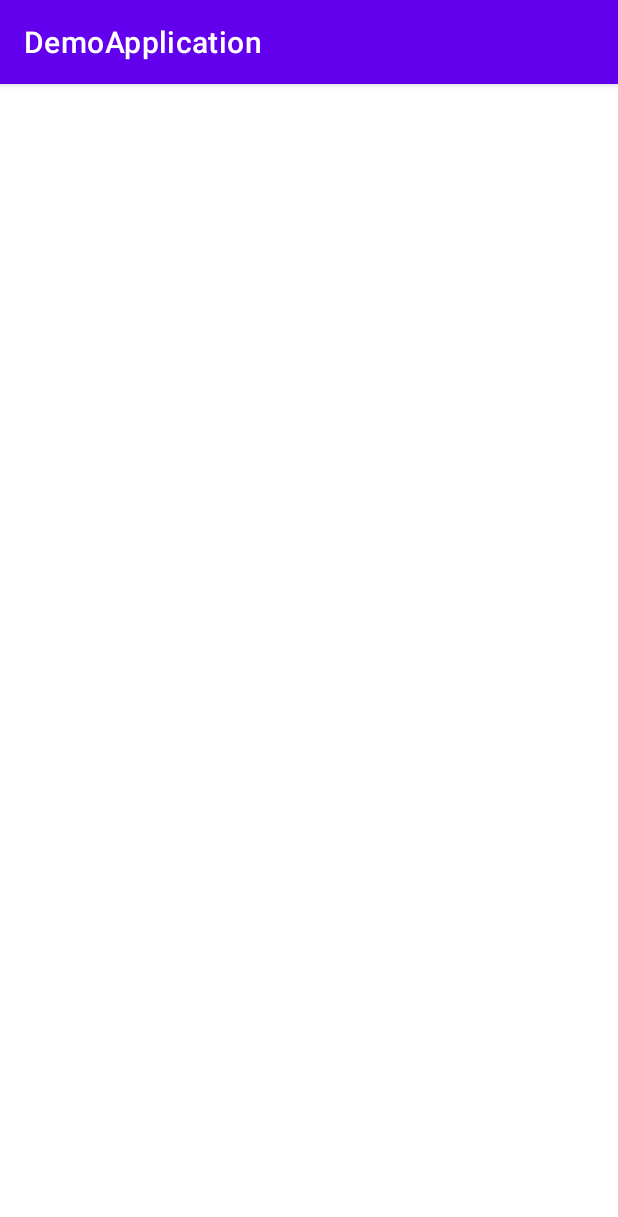
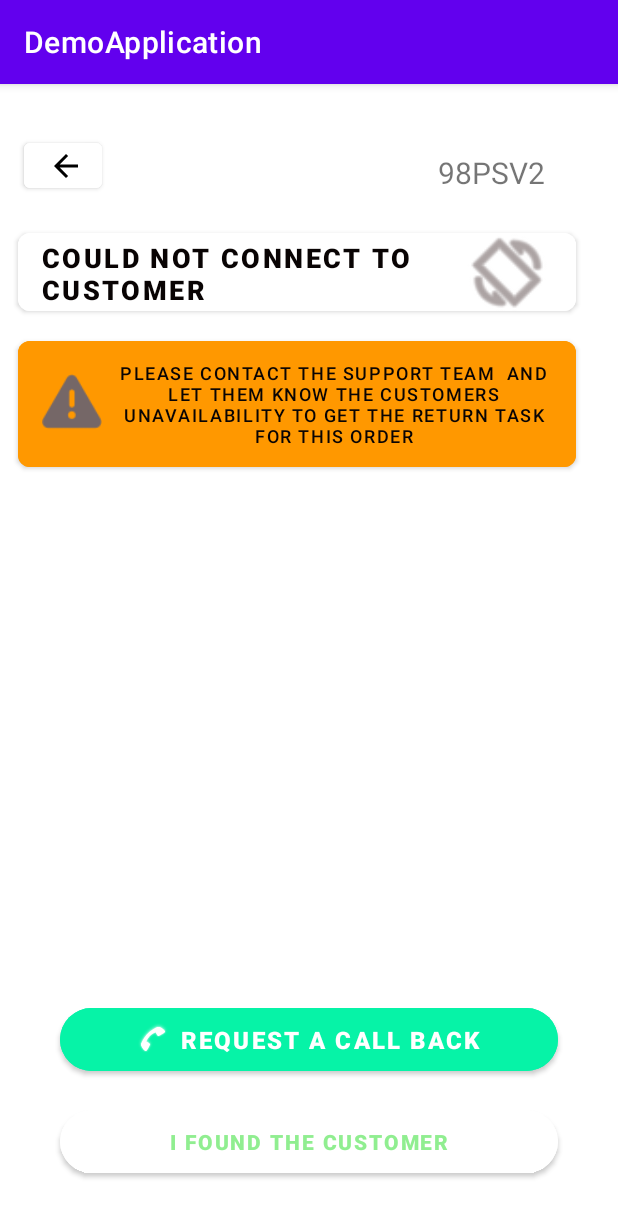
Before and after one commit to jaidunzogit/Demo-app, an Android app: the screen it shows after launch (MainActivity2), on a phone screen of 412 x 824 dp. Shown: the top 1217 px of the screen. Run offline under Robolectric (Android 15) with nearby library versions, the phone set to English and light mode, and no system bars.

Commit message:
Copied the UI

```diff
--- a/app/build.gradle
+++ b/app/build.gradle
@@ -41,4 +41,5 @@ dependencies {
     testImplementation 'junit:junit:4.13.2'
     androidTestImplementation 'androidx.test.ext:junit:1.1.5'
     androidTestImplementation 'androidx.test.espresso:espresso-core:3.5.1'
+    implementation 'androidx.fragment:fragment-ktx:1.5.5'
 }
--- a/app/src/main/java/com/learn/demoapplication/Fragment1.kt
+++ b/app/src/main/java/com/learn/demoapplication/Fragment1.kt
@@ -10,7 +10,7 @@ import androidx.fragment.app.Fragment
 class Fragment1: Fragment() {
 
 
-    val msg = "Fragment1 :"
+    val msg = "Track :"
 
     override fun onCreate(savedInstanceState: Bundle?) {
         super.onCreate(savedInstanceState)
--- a/app/src/main/java/com/learn/demoapplication/MainActivity.kt
+++ b/app/src/main/java/com/learn/demoapplication/MainActivity.kt
@@ -4,12 +4,13 @@ import android.content.Intent
 import androidx.appcompat.app.AppCompatActivity
 import android.os.Bundle
 import android.util.Log
-
+import androidx.fragment.app.add
+import androidx.fragment.app.commit
 
 
 class MainActivity : AppCompatActivity() {
 
-    val msg:String = "MAIN ACTIVITY :"
+    val msg:String = "Track :"
 
     override fun onStart() {
         super.onStart()
@@ -26,6 +27,16 @@ class MainActivity : AppCompatActivity() {
         super.onCreate(savedInstanceState)
         setContentView(R.layout.activity_main)
         Log.d(msg,"The onCreate() event")
+
+
+        if (savedInstanceState == null) {
+            supportFragmentManager.commit {
+                setReorderingAllowed(true)
+                add<Fragment1>(R.id.fragment1)
+            }
+        }
+
+
         val intent = Intent(this,MainActivity2::class.java)
         startActivity(intent)
     }
--- a/app/src/main/java/com/learn/demoapplication/MainActivity2.kt
+++ b/app/src/main/java/com/learn/demoapplication/MainActivity2.kt
@@ -6,7 +6,7 @@ import android.util.Log
 
 class MainActivity2 : AppCompatActivity() {
 
-    val msg:String = "MAIN Activity 2 :"
+    val msg:String = "Track :"
 
     override fun onCreate(savedInstanceState: Bundle?) {
         super.onCreate(savedInstanceState)
--- a/app/src/main/res/layout/activity_main.xml
+++ b/app/src/main/res/layout/activity_main.xml
@@ -17,7 +17,6 @@
 
     <androidx.fragment.app.FragmentContainerView
         android:id="@+id/fragment1"
-        android:name="com.learn.demoapplication.Fragment1"
         android:layout_width="50pt"
         android:layout_height="match_parent"
         tools:ignore="MissingConstraints" />
--- a/app/src/main/res/layout/activity_main2.xml
+++ b/app/src/main/res/layout/activity_main2.xml
@@ -6,4 +6,129 @@
     android:layout_height="match_parent"
     tools:context=".MainActivity2">
 
+
+    <androidx.constraintlayout.widget.ConstraintLayout
+        android:layout_width="413dp"
+        android:layout_height="289dp"
+        app:layout_constraintBottom_toTopOf="@+id/constraintLayout"
+        app:layout_constraintStart_toStartOf="parent"
+        app:layout_constraintTop_toTopOf="parent"
+        app:layout_constraintVertical_bias="0.006">
+
+        <androidx.constraintlayout.widget.ConstraintLayout
+            android:layout_width="398dp"
+            android:layout_height="181dp"
+            android:layout_marginLeft="4dp"
+            android:layout_marginBottom="24dp"
+            app:layout_constraintBottom_toBottomOf="parent"
+            app:layout_constraintLeft_toLeftOf="parent">
+
+            <Button
+                android:id="@+id/button5"
+                android:layout_width="372dp"
+                android:layout_height="64dp"
+                android:layout_marginLeft="8dp"
+                android:layout_marginTop="8dp"
+                android:backgroundTint="#FFFFFF"
+                android:text="Could Not connect to customer"
+                android:textAlignment="viewStart"
+                android:textColor="#090404"
+                android:textSize="18sp"
+                android:textStyle="bold"
+                app:cornerRadius="8dp"
+                app:icon="@android:drawable/ic_menu_always_landscape_portrait"
+                app:iconGravity="end"
+                app:iconSize="60dp"
+                app:iconTint="#756767"
+                app:layout_constraintLeft_toLeftOf="parent"
+                app:layout_constraintTop_toTopOf="parent" />
+
+            <Button
+                android:id="@+id/button7"
+                android:layout_width="372dp"
+                android:layout_height="96dp"
+                android:layout_marginLeft="8dp"
+                android:layout_marginTop="80dp"
+                android:backgroundTint="#FF9800"
+                android:text="Please Contact the support team  and let them know the Customers unavailability to get the return task for this order"
+                android:textAlignment="center"
+                android:textColor="#090404"
+                android:textSize="12sp"
+                app:cornerRadius="8dp"
+                app:icon="@android:drawable/ic_dialog_alert"
+                app:iconGravity="start"
+                app:iconSize="40dp"
+                app:iconTint="#756767"
+                app:layout_constraintLeft_toLeftOf="parent"
+                app:layout_constraintTop_toTopOf="parent" />
+
+        </androidx.constraintlayout.widget.ConstraintLayout>
+
+        <TextView
+            android:id="@+id/textView2"
+            android:layout_width="wrap_content"
+            android:layout_height="wrap_content"
+            android:layout_marginLeft="292dp"
+            android:layout_marginTop="44dp"
+            android:text="98PSV2"
+            android:textSize="20sp"
+            app:layout_constraintLeft_toLeftOf="parent"
+            app:layout_constraintTop_toTopOf="parent" />
+
+        <Button
+            android:id="@+id/button4"
+            android:layout_width="52dp"
+            android:layout_height="42dp"
+            android:layout_marginLeft="16dp"
+            android:layout_marginTop="32dp"
+            android:backgroundTint="#FFFFFF"
+            app:icon="?attr/actionModeCloseDrawable"
+            app:iconTint="#000000"
+            app:layout_constraintLeft_toLeftOf="parent"
+            app:layout_constraintTop_toTopOf="parent" />
+
+    </androidx.constraintlayout.widget.ConstraintLayout>
+
+    <androidx.constraintlayout.widget.ConstraintLayout
+        android:id="@+id/constraintLayout"
+        android:layout_width="415dp"
+        android:layout_height="206dp"
+        tools:layout_editor_absoluteX="-3dp"
+        tools:layout_editor_absoluteY="525dp"
+        app:layout_constraintLeft_toLeftOf="parent"
+        app:layout_constraintBottom_toBottomOf="parent">
+
+        <Button
+            android:id="@+id/button"
+            android:layout_width="332dp"
+            android:layout_height="54dp"
+            android:layout_marginLeft="40dp"
+            android:layout_marginTop="48dp"
+            android:backgroundTint="#06F3A7"
+            android:text="REquest a Call back"
+            android:textSize="16sp"
+            android:textStyle="bold"
+            app:cornerRadius="30dp"
+            app:icon="@android:drawable/stat_sys_phone_call"
+            app:iconGravity="textStart"
+            app:layout_constraintLeft_toLeftOf="parent"
+            app:layout_constraintTop_toTopOf="parent" />
+
+        <Button
+            android:id="@+id/button3"
+            android:layout_width="332dp"
+            android:layout_height="54dp"
+            android:layout_marginLeft="40dp"
+            android:layout_marginTop="116dp"
+            android:backgroundTint="#FFFFFF"
+            android:text="I found the Customer"
+            android:textColor="#90EE90"
+            android:textColorHint="#B83939"
+            android:textColorLink="#DA2020"
+            android:textStyle="bold"
+            app:cornerRadius="30dp"
+            app:layout_constraintLeft_toLeftOf="parent"
+            app:layout_constraintTop_toTopOf="parent" />
+
+    </androidx.constraintlayout.widget.ConstraintLayout>
 </androidx.constraintlayout.widget.ConstraintLayout>
```
